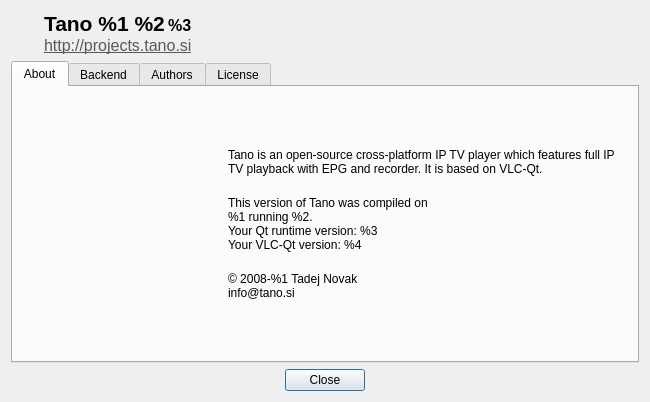
This is src/ui/dialogs/AboutDialog.ui in ntadej/tano as Qt 5 draws it before an edit. The edited form follows.
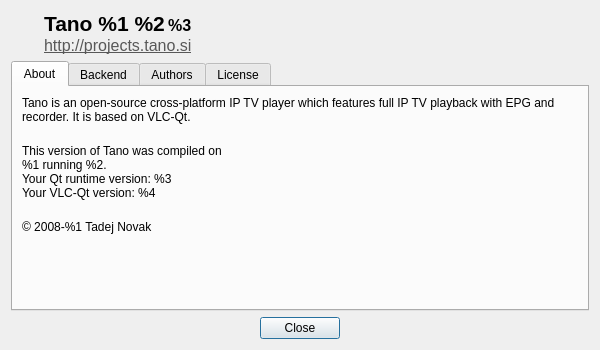
This is the edited form. Icons and pictures are not drawn. Custom widgets are drawn as their Qt base class.

What changed in the file:
```diff
--- a/src/ui/dialogs/AboutDialog.ui
+++ b/src/ui/dialogs/AboutDialog.ui
@@ -6,14 +6,20 @@
    <rect>
     <x>0</x>
     <y>0</y>
-    <width>650</width>
-    <height>402</height>
+    <width>600</width>
+    <height>350</height>
    </rect>
   </property>
   <property name="minimumSize">
    <size>
-    <width>650</width>
-    <height>400</height>
+    <width>600</width>
+    <height>350</height>
+   </size>
+  </property>
+  <property name="maximumSize">
+   <size>
+    <width>600</width>
+    <height>350</height>
    </size>
   </property>
   <property name="windowTitle">
@@ -60,21 +66,8 @@
       <attribute name="title">
        <string>About</string>
       </attribute>
-      <layout class="QGridLayout" name="gridLayout_2">
-       <item row="1" column="0" rowspan="3">
-        <widget class="QLabel" name="labelIconBig">
-         <property name="maximumSize">
-          <size>
-           <width>200</width>
-           <height>16777215</height>
-          </size>
-         </property>
-         <property name="pixmap">
-          <pixmap resource="../../../data/logo.qrc">:/logo/128x128/logo.png</pixmap>
-         </property>
-        </widget>
-       </item>
-       <item row="1" column="1">
+      <layout class="QVBoxLayout" name="verticalLayout">
+       <item>
         <widget class="QLabel" name="labelAbout">
          <property name="text">
           <string>Tano is an open-source cross-platform IP TV player which features full IP TV playback with EPG and recorder. It is based on VLC-Qt.
@@ -85,7 +78,7 @@
          </property>
         </widget>
        </item>
-       <item row="2" column="1">
+       <item>
         <widget class="QLabel" name="labelBuild">
          <property name="text">
           <string>This version of Tano was compiled on
@@ -99,18 +92,17 @@
          </property>
         </widget>
        </item>
-       <item row="3" column="1">
+       <item>
         <widget class="QLabel" name="labelCopyright">
          <property name="text">
-          <string notr="true">© 2008-%1 Tadej Novak
-info@tano.si</string>
+          <string notr="true">© 2008-%1 Tadej Novak</string>
          </property>
          <property name="wordWrap">
           <bool>true</bool>
          </property>
         </widget>
        </item>
-       <item row="4" column="1">
+       <item>
         <spacer name="verticalSpacer">
          <property name="orientation">
           <enum>Qt::Vertical</enum>
@@ -123,45 +115,6 @@
          </property>
         </spacer>
        </item>
-       <item row="4" column="0">
-        <spacer name="verticalSpacer_4">
-         <property name="orientation">
-          <enum>Qt::Vertical</enum>
-         </property>
-         <property name="sizeHint" stdset="0">
-          <size>
-           <width>125</width>
-           <height>52</height>
-          </size>
-         </property>
-        </spacer>
-       </item>
-       <item row="0" column="0">
-        <spacer name="verticalSpacer_3">
-         <property name="orientation">
-          <enum>Qt::Vertical</enum>
-         </property>
-         <property name="sizeHint" stdset="0">
-          <size>
-           <width>125</width>
-           <height>52</height>
-          </size>
-         </property>
-        </spacer>
-       </item>
-       <item row="0" column="1">
-        <spacer name="verticalSpacer_2">
-         <property name="orientation">
-          <enum>Qt::Vertical</enum>
-         </property>
-         <property name="sizeHint" stdset="0">
-          <size>
-           <width>383</width>
-           <height>52</height>
-          </size>
-         </property>
-        </spacer>
-       </item>
       </layout>
      </widget>
      <widget class="QWidget" name="pageBackend">
```
Left out of the diff: 72 changed lines with no effect on the pictures.
